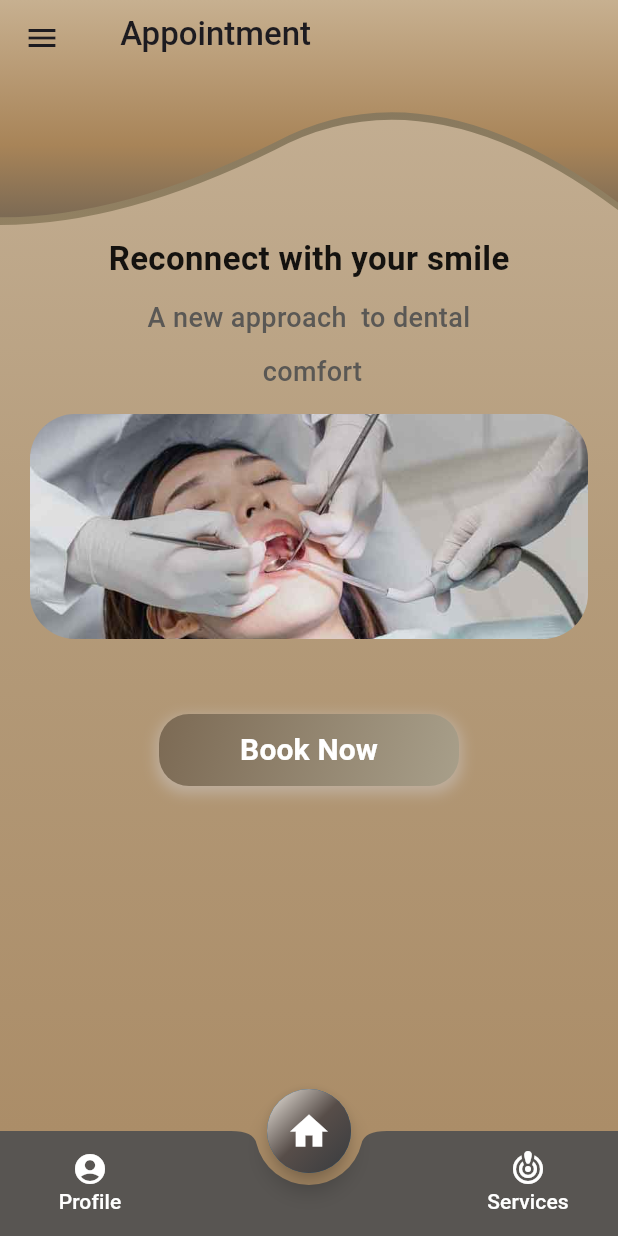
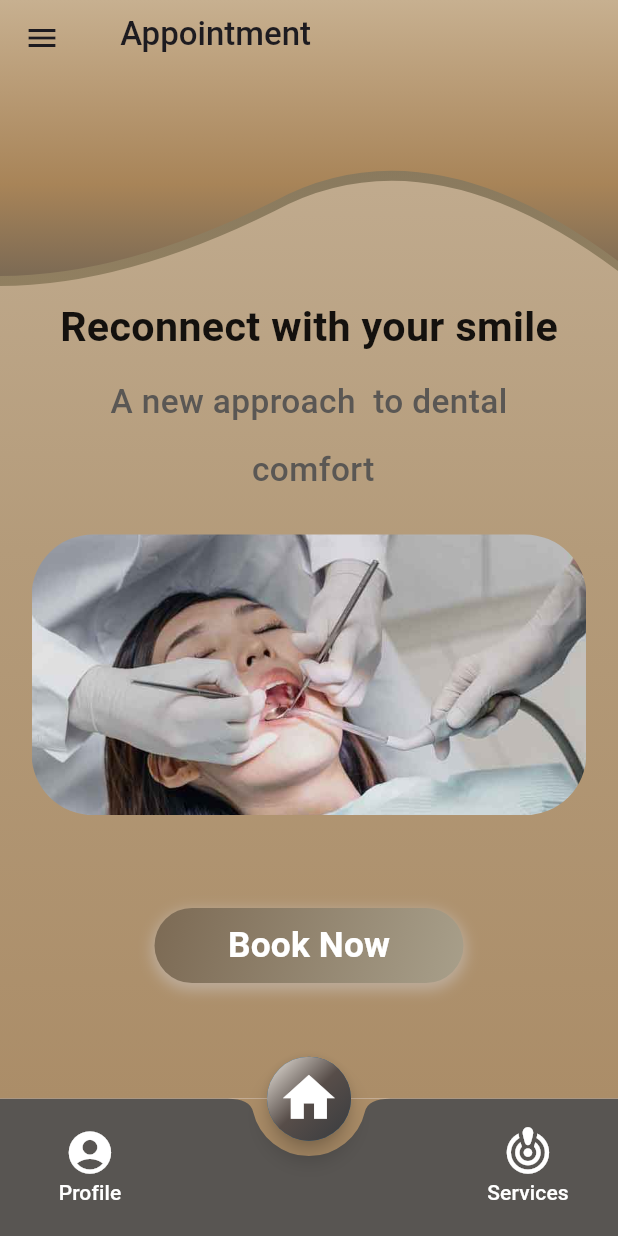
Before and after one commit to Hilal-AlantryCS/dentecs_v1, a Flutter app: the screen it shows after launch, on a phone screen of 412 x 824 dp. Run offline on Flutter 3.47's test engine with Material 3 defaults, Android fonts, the phone set to English and light mode, and no system bars; drawn by our look-alikes of carousel_slider; our stand-ins replace font_awesome_flutter, get, shared_preferences; Roboto replaces fonts that are missing (PlayfairDisplay); project files that could hold a hidden picture were left out.

```diff
--- a/lib/controller/ProfileController.dart
+++ b/lib/controller/ProfileController.dart
@@ -1,6 +1,9 @@
 // ignore_for_file: file_names
 
+import 'package:flutter/material.dart';
 import 'package:get/get.dart';
 
 // ignore: camel_case_types
-class ProfileController extends GetxController {}
+class ProfileController extends GetxController {
+  final GlobalKey<ScaffoldState> scaffoldKey = GlobalKey<ScaffoldState>();
+}
--- a/lib/controller/ServicesController.dart
+++ b/lib/controller/ServicesController.dart
@@ -1,6 +1,9 @@
 // ignore_for_file: file_names
 
+import 'package:flutter/material.dart';
 import 'package:get/get.dart';
 
 // ignore: camel_case_types
-class ServicesController extends GetxController {}
+class ServicesController extends GetxController {
+  final GlobalKey<ScaffoldState> scaffoldKey = GlobalKey<ScaffoldState>();
+}
--- a/lib/views/Home_view/Home_screen.dart
+++ b/lib/views/Home_view/Home_screen.dart
@@ -1,6 +1,7 @@
 // ignore_for_file: file_names
 
 import 'package:dentecs_v1/controller/Homescreen_controller.dart';
+import 'package:dentecs_v1/core/shared/utils.dart';
 import 'package:flutter/material.dart';
 import 'package:get/get.dart';
 
@@ -21,10 +22,10 @@ class HomeScreen extends StatelessWidget {
               controller.changepage(0);
             },
             child: Container(
-              height: 56,
-              width: 56,
+              height: screenHeight(11),
+              width: screenHeight(11),
               decoration: BoxDecoration(
-                borderRadius: BorderRadius.circular(40),
+                borderRadius: BorderRadius.circular(screenHeight(20)),
                 gradient: const LinearGradient(
                   begin: Alignment.topLeft,
                   end: Alignment.bottomRight,
@@ -35,9 +36,9 @@ class HomeScreen extends StatelessWidget {
                   ],
                 ),
               ),
-              child: const Icon(
+              child: Icon(
                 Icons.home,
-                size: 30,
+                size: screenHeight(20),
                 color: Colors.white,
               ),
             ),
@@ -46,9 +47,9 @@ class HomeScreen extends StatelessWidget {
               FloatingActionButtonLocation.centerDocked,
           bottomNavigationBar: BottomAppBar(
             color: const Color.fromARGB(229, 79, 79, 79),
-            height: 70,
+            height: screenHeight(9),
             shape: const CircularNotchedRectangle(),
-            notchMargin: 8,
+            notchMargin: screenHeight(80),
             child: Row(
               children: [
                 Row(
@@ -57,11 +58,10 @@ class HomeScreen extends StatelessWidget {
                       onPressed: () {
                         controller.changepage(1);
                       },
-                      child: const Column(
-                          mainAxisSize: MainAxisSize.min,
-                          children: [
+                      child: Column(mainAxisSize: MainAxisSize.min, children: [
                         Icon(
                           Icons.account_circle,
+                          size: screenHeight(24.3),
                           color: Colors.white,
                         ),
                         Text(
@@ -79,11 +79,10 @@ class HomeScreen extends StatelessWidget {
                       onPressed: () {
                         controller.changepage(2);
                       },
-                      child: const Column(
-                          mainAxisSize: MainAxisSize.min,
-                          children: [
+                      child: Column(mainAxisSize: MainAxisSize.min, children: [
                         Icon(
                           Icons.crisis_alert_sharp,
+                          size: screenHeight(24.3),
                           color: Colors.white,
                         ),
                         Text(
--- a/lib/views/Home_view/Home_view.dart
+++ b/lib/views/Home_view/Home_view.dart
@@ -2,6 +2,7 @@
 // ignore_for_file: camel_case_types, file_names, duplicate_ignore, deprecated_member_use
 
 import 'package:dentecs_v1/core/constant/routes.dart';
+import 'package:dentecs_v1/core/shared/utils.dart';
 import 'package:dentecs_v1/widget/WaveClipper.dart';
 import 'package:dentecs_v1/widget/customslider.dart';
 import 'package:flutter/material.dart';
@@ -47,7 +48,7 @@ class Home_view extends StatelessWidget {
                               ],
                             ),
                           ),
-                          height: 150,
+                          height: screenHeight(4.322),
                         )),
                   ),
                   ClipPath(
@@ -65,33 +66,33 @@ class Home_view extends StatelessWidget {
                             ],
                           ),
                         ),
-                        height: 145,
+                        height: screenHeight(4.477),
                       )),
                 ],
               ),
-              const Text(
+              Text(
                 'Reconnect with your smile',
                 style: TextStyle(
                     fontFamily: "PlayfairDisplay",
-                    fontSize: 22,
+                    fontSize: screenHeight(30),
                     color: Color.fromARGB(228, 0, 0, 0),
                     fontWeight: FontWeight.bold),
               ),
-              const Text(
+              Text(
                 'A new approach  to dental \n comfort',
                 textAlign: TextAlign.center,
                 style: TextStyle(
                     fontFamily: "PlayfairDisplay",
-                    fontSize: 18,
+                    fontSize: screenHeight(37),
                     color: Color.fromARGB(229, 79, 79, 79),
                     fontWeight: FontWeight.w500),
               ),
               CustomSlider(),
-              const SizedBox(height: 40),
+              SizedBox(height: screenHeight(20)),
               Container(
-                width: 200, // تمتد الودجة لتأخذ عرض الشاشة بالكامل
+                width: screenWidth(2), // تمتد الودجة لتأخذ عرض الشاشة بالكامل
                 decoration: BoxDecoration(
-                  borderRadius: BorderRadius.circular(20),
+                  borderRadius: BorderRadius.circular(screenHeight(30)),
                   gradient: const LinearGradient(
                     colors: [
                       Color(0xFF7C6A54), // لون البداية
@@ -116,10 +117,10 @@ class Home_view extends StatelessWidget {
                   onPressed: () {
                     Get.toNamed(AppRoute.book);
                   },
-                  child: const Text(
+                  child: Text(
                     'Book Now',
                     style: TextStyle(
-                      fontSize: 20,
+                      fontSize: screenHeight(35),
                       color: Colors.white,
                       fontWeight: FontWeight.bold,
                     ),
--- a/lib/views/ProfilePage/ProfilePage.dart
+++ b/lib/views/ProfilePage/ProfilePage.dart
@@ -3,6 +3,7 @@
 
 import 'package:dentecs_v1/controller/ProfileController.dart';
 import 'package:dentecs_v1/core/shared/utils.dart';
+import 'package:dentecs_v1/widget/CustomDrawer.dart';
 
 import 'package:flutter/material.dart';
 import 'package:get/get.dart';
@@ -15,6 +16,8 @@ class ProfilePage extends StatelessWidget {
   Widget build(BuildContext context) {
     ProfileController controller = Get.put(ProfileController());
     return Scaffold(
+      key: controller.scaffoldKey,
+      drawer: CustomDrawer(),
       extendBodyBehindAppBar: true,
       appBar: AppBar(
         title: Row(
@@ -37,9 +40,10 @@ class ProfilePage extends StatelessWidget {
           padding: const EdgeInsets.only(bottom: 5),
           child: IconButton(
               onPressed: () {
-                Get.back();
+                controller.scaffoldKey.currentState!
+                    .openDrawer(); // فتح الـ Drawer عند الضغط على الأيقونة
               },
-              icon: const Icon(Icons.arrow_back)),
+              icon: Icon(Icons.menu)),
         ),
       ),
       body: Container(
--- a/lib/views/ServicesPage/ServicesPage.dart
+++ b/lib/views/ServicesPage/ServicesPage.dart
@@ -3,6 +3,7 @@
 
 import 'package:dentecs_v1/controller/ServicesController.dart';
 import 'package:dentecs_v1/core/shared/utils.dart';
+import 'package:dentecs_v1/widget/CustomDrawer.dart';
 
 import 'package:flutter/material.dart';
 import 'package:get/get.dart';
@@ -15,6 +16,8 @@ class ServicesPage extends StatelessWidget {
   Widget build(BuildContext context) {
     ServicesController controller = Get.put(ServicesController());
     return Scaffold(
+      key: controller.scaffoldKey,
+      drawer: CustomDrawer(),
       extendBodyBehindAppBar: true,
       appBar: AppBar(
         title: Row(
@@ -37,9 +40,10 @@ class ServicesPage extends StatelessWidget {
           padding: const EdgeInsets.only(bottom: 5),
           child: IconButton(
               onPressed: () {
-                Get.back();
+                controller.scaffoldKey.currentState!
+                    .openDrawer(); // فتح الـ Drawer عند الضغط على الأيقونة
               },
-              icon: const Icon(Icons.arrow_back)),
+              icon: Icon(Icons.menu)),
         ),
       ),
       body: Container(
--- a/lib/views/main_views/main_view.dart
+++ b/lib/views/main_views/main_view.dart
@@ -1,6 +1,8 @@
 // ignore_for_file: prefer_const_constructors, prefer_const_literals_to_create_immutables
 
+import 'package:dentecs_v1/views/Home_view/Home_screen.dart';
 import 'package:dentecs_v1/views/Home_view/Home_view.dart';
+import 'package:dentecs_v1/views/screen/language.dart';
 import 'package:flutter/material.dart';
 import 'package:dentecs_v1/core/shared/utils.dart';
 
--- a/lib/widget/customslider.dart
+++ b/lib/widget/customslider.dart
@@ -1,4 +1,5 @@
 import 'package:carousel_slider/carousel_slider.dart';
+import 'package:dentecs_v1/core/shared/utils.dart';
 import 'package:flutter/material.dart';
 import 'package:get/get.dart';
 import 'package:dentecs_v1/controller/Home_controller.dart';
@@ -12,17 +13,18 @@ class CustomSlider extends StatelessWidget {
   Widget build(BuildContext context) {
     return Container(
       // clipBehavior: Clip.hardEdge,
-      margin: const EdgeInsets.symmetric(horizontal: 0, vertical: 10),
+      margin: EdgeInsets.symmetric(
+          horizontal: screenWidth(1000), vertical: screenHeight(40)),
       // decoration: BoxDecoration(borderRadius: BorderRadius.circular(30)),
       child: CarouselSlider.builder(
         itemCount: 4,
         itemBuilder: (BuildContext context, int itemIndex, int pageViewIndex) =>
             Container(
-          height: 200,
-          width: 400,
-          margin: const EdgeInsets.symmetric(horizontal: 20),
+          height: screenHeight(3),
+          width: screenWidth(1),
+          margin: EdgeInsets.symmetric(horizontal: screenWidth(20)),
           decoration: BoxDecoration(
-              borderRadius: BorderRadius.circular(30),
+              borderRadius: BorderRadius.circular(screenHeight(20)),
               image: DecorationImage(
                 image: AssetImage(
                   con.imgslider[itemIndex],
@@ -31,7 +33,7 @@ class CustomSlider extends StatelessWidget {
               )),
         ),
         options: CarouselOptions(
-          height: 150,
+          height: screenHeight(4.4),
           aspectRatio: 16 / 9,
           viewportFraction: 1,
           initialPage: 0,
```
Also changed, not shown: pubspec.lock. Lines whose indentation alone changed are shown as unchanged.
